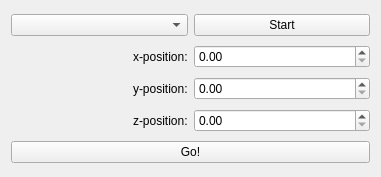
The window that gui/src/gui/pointInput.ui (roussePaul/kampala) describes before a commit, drawn with Qt 5.
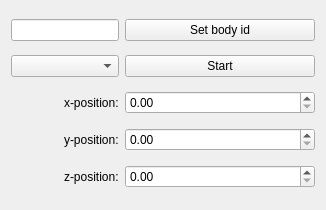
The same window after the commit.

Commit message: The user input now generates a linear trajectory

```diff
--- a/gui/src/gui/pointInput.ui
+++ b/gui/src/gui/pointInput.ui
@@ -6,8 +6,8 @@
    <rect>
     <x>0</x>
     <y>0</y>
-    <width>381</width>
-    <height>177</height>
+    <width>326</width>
+    <height>210</height>
    </rect>
   </property>
   <property name="windowTitle">
@@ -17,50 +17,66 @@
    <string notr="true"/>
   </property>
   <layout class="QGridLayout" name="gridLayout">
-   <item row="2" column="0" alignment="Qt::AlignRight">
+   <item row="5" column="1">
+    <widget class="QDoubleSpinBox" name="YBox"/>
+   </item>
+   <item row="6" column="1">
+    <widget class="QDoubleSpinBox" name="ZBox"/>
+   </item>
+   <item row="4" column="1">
+    <widget class="QDoubleSpinBox" name="XBox"/>
+   </item>
+   <item row="1" column="0">
+    <widget class="QComboBox" name="IrisInputBox"/>
+   </item>
+   <item row="1" column="1">
+    <widget class="QPushButton" name="bStart">
+     <property name="text">
+      <string>Start</string>
+     </property>
+    </widget>
+   </item>
+   <item row="4" column="0" alignment="Qt::AlignRight">
     <widget class="QLabel" name="label">
      <property name="text">
       <string>x-position:</string>
      </property>
     </widget>
    </item>
-   <item row="0" column="0">
-    <widget class="QComboBox" name="IrisInputBox"/>
-   </item>
-   <item row="3" column="0" alignment="Qt::AlignRight">
+   <item row="5" column="0" alignment="Qt::AlignRight">
     <widget class="QLabel" name="label_2">
      <property name="text">
       <string>y-position:</string>
      </property>
     </widget>
    </item>
-   <item row="4" column="0" alignment="Qt::AlignRight">
+   <item row="6" column="0" alignment="Qt::AlignRight">
     <widget class="QLabel" name="label_3">
      <property name="text">
       <string>z-position:</string>
      </property>
     </widget>
    </item>
-   <item row="5" column="0" colspan="2">
-    <widget class="QPushButton" name="GoButton">
-     <property name="text">
-      <string>Go!</string>
+   <item row="0" column="0">
+    <widget class="QLineEdit" name="IDInput">
+     <property name="sizePolicy">
+      <sizepolicy hsizetype="Minimum" vsizetype="Fixed">
+       <horstretch>0</horstretch>
+       <verstretch>0</verstretch>
+      </sizepolicy>
      </property>
     </widget>
    </item>
-   <item row="3" column="1">
-    <widget class="QDoubleSpinBox" name="YBox"/>
-   </item>
-   <item row="4" column="1">
-    <widget class="QDoubleSpinBox" name="ZBox"/>
-   </item>
-   <item row="2" column="1">
-    <widget class="QDoubleSpinBox" name="XBox"/>
-   </item>
    <item row="0" column="1">
-    <widget class="QPushButton" name="bStart">
+    <widget class="QPushButton" name="IDButton">
+     <property name="sizePolicy">
+      <sizepolicy hsizetype="Expanding" vsizetype="Fixed">
+       <horstretch>0</horstretch>
+       <verstretch>0</verstretch>
+      </sizepolicy>
+     </property>
      <property name="text">
-      <string>Start</string>
+      <string>Set body id</string>
      </property>
     </widget>
    </item>
```
The commit also changes 3 other files.
